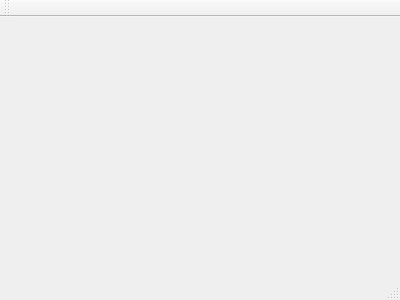
Above: code_parser/CodeParser/mainwindow.ui from rovshan-b/oraexp before the change. Below: the same form after it.
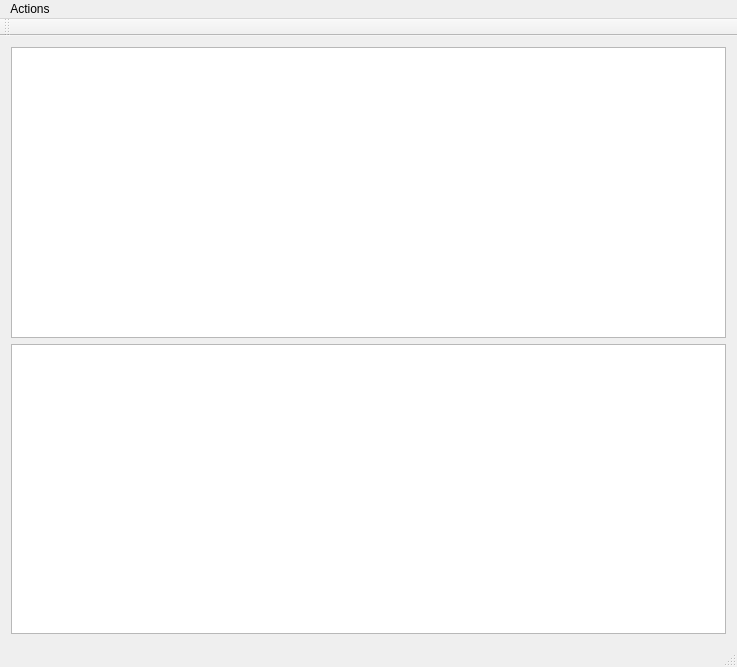
That is the form after the change.

Patch:
```diff
--- a/code_parser/CodeParser/mainwindow.ui
+++ b/code_parser/CodeParser/mainwindow.ui
@@ -1,24 +1,63 @@
 <ui version="4.0">
  <class>MainWindow</class>
- <widget class="QMainWindow" name="MainWindow" >
-  <property name="geometry" >
+ <widget class="QMainWindow" name="MainWindow">
+  <property name="geometry">
    <rect>
     <x>0</x>
     <y>0</y>
-    <width>400</width>
-    <height>300</height>
+    <width>737</width>
+    <height>667</height>
    </rect>
   </property>
   <property name="windowTitle" >
    <string>MainWindow</string>
   </property>
-  <widget class="QMenuBar" name="menuBar" />
-  <widget class="QToolBar" name="mainToolBar" />
-  <widget class="QWidget" name="centralWidget" />
-  <widget class="QStatusBar" name="statusBar" />
+  <widget class="QWidget" name="centralWidget">
+   <layout class="QVBoxLayout" name="verticalLayout">
+    <item>
+     <widget class="QPlainTextEdit" name="codeEditor"/>
+    </item>
+    <item>
+     <widget class="QPlainTextEdit" name="output"/>
+    </item>
+   </layout>
+  </widget>
+  <widget class="QMenuBar" name="menuBar">
+   <property name="geometry">
+    <rect>
+     <x>0</x>
+     <y>0</y>
+     <width>737</width>
+     <height>25</height>
+    </rect>
+   </property>
+   <widget class="QMenu" name="menuActions">
+    <property name="title">
+     <string>Actions</string>
+    </property>
+    <addaction name="actionScan"/>
+   </widget>
+   <addaction name="menuActions"/>
+  </widget>
+  <widget class="QToolBar" name="mainToolBar">
+   <attribute name="toolBarArea">
+    <enum>TopToolBarArea</enum>
+   </attribute>
+   <attribute name="toolBarBreak">
+    <bool>false</bool>
+   </attribute>
+  </widget>
+  <widget class="QStatusBar" name="statusBar"/>
+  <action name="actionScan">
+   <property name="text">
+    <string>Scan</string>
+   </property>
+   <property name="shortcut">
+    <string>Ctrl+N</string>
+   </property>
+  </action>
  </widget>
- <layoutDefault spacing="6" margin="11" />
- <pixmapfunction></pixmapfunction>
+ <layoutdefault spacing="6" margin="11"/>
  <resources/>
  <connections/>
 </ui>
```
Left out of the diff: 3 changed lines with no effect on the pictures.
